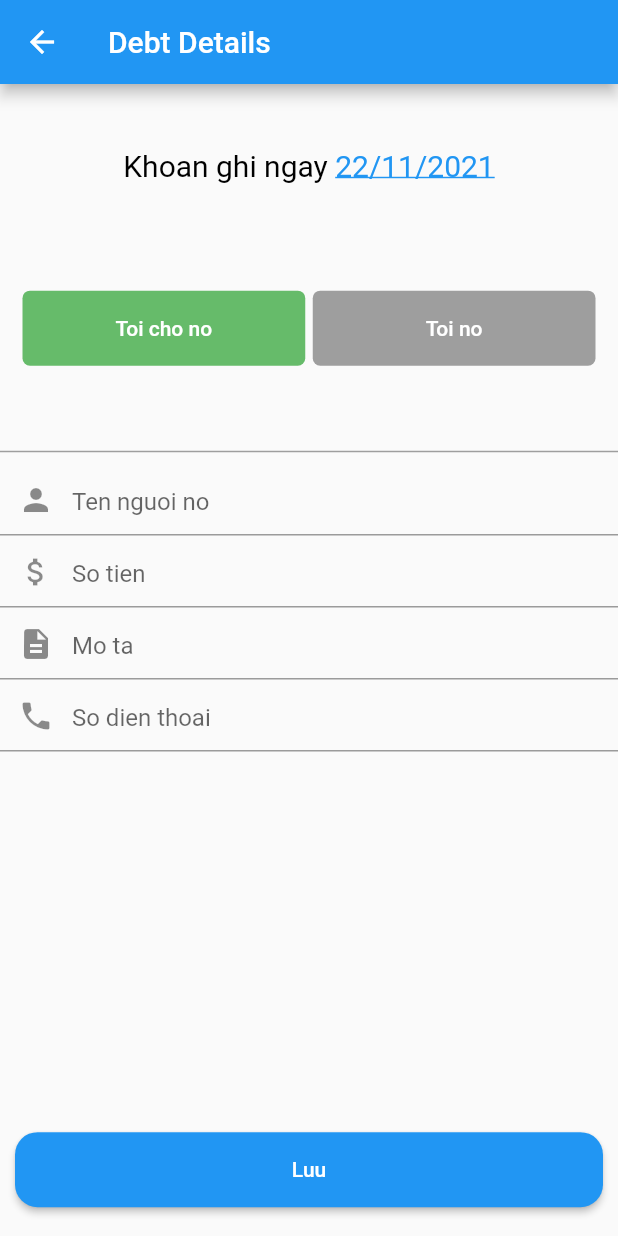
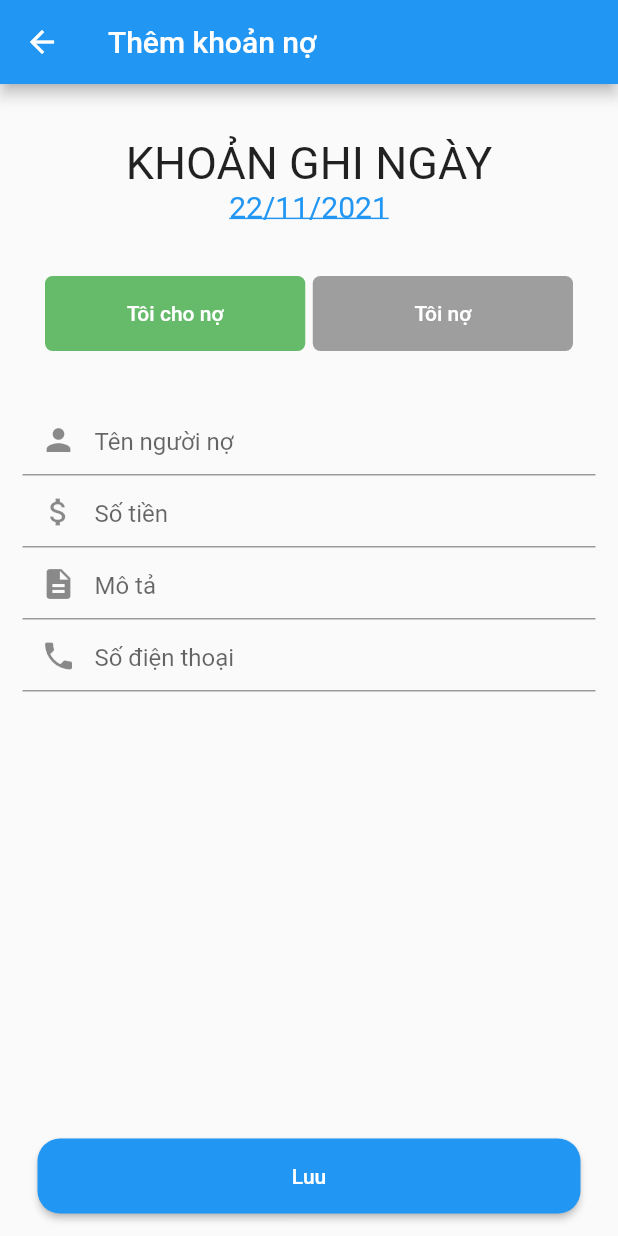
Before and after one commit to lenhatquang97/android-midterm, a Flutter app: the AddDebt screen opened by its route, on a phone screen of 412 x 824 dp. Run offline on Flutter 3.47's test engine with Material 2 defaults, Android fonts, the phone set to English and light mode, and no system bars; our stand-ins replace auto_route, cloud_firestore, dio, firebase_auth, firebase_core, flutter_secure_storage and 7 more; missing offline and left inert: flutter_polyline_points; accounts and stored records are empty.

Commit message:
fix add debt screen

```diff
--- a/lib/screens/add_debt.dart
+++ b/lib/screens/add_debt.dart
@@ -42,7 +42,7 @@ class _AddDebtState extends State<AddDebt> {
         appBar: AppBar(
           backgroundColor: Colors.blue,
           title: const Text(
-          "Debt Details",
+            "Thêm khoản nợ",
             style: TextStyle(color: Colors.white),
           ),
           leading: IconButton(
@@ -55,20 +55,20 @@ class _AddDebtState extends State<AddDebt> {
             },
           ),
         ),
-      body: Column(
+        body: Padding(
+          padding: const EdgeInsets.all(15.0),
+          child: Column(
             children: [
-          Expanded(
-            flex: 1,
-            child: Center(
+              Center(
                 child: Padding(
                     padding: const EdgeInsets.only(top: 20),
-                child: RichText(
+                    child: Column(children: [
+                      Text("KHOẢN GHI NGÀY", style: TextStyle(fontSize: 30)),
+                      RichText(
                         text: TextSpan(
-                      style: const TextStyle(color: Colors.black, fontSize: 16),
+                            style: const TextStyle(
+                                color: Colors.black, fontSize: 16),
                             children: [
-                        const TextSpan(
-                            text: "Khoan ghi ngay ",
-                            style: TextStyle(fontSize: 20)),
                               TextSpan(
                                 text: _date_time.day.toString() +
                                     "/" +
@@ -86,18 +86,16 @@ class _AddDebtState extends State<AddDebt> {
                                             initialDate: DateTime.now(),
                                             firstDate: DateTime(2001),
                                             lastDate: DateTime(2222))
-                                  .then((date) => {_set_date_time(date!)});
+                                        .then(
+                                            (date) => {_set_date_time(date!)});
                                   },
                               )
                             ]),
                       ),
-              ),
-            ),
+                    ])),
               ),
               const SizedBox(height: 30),
-          Expanded(
-            flex: 1,
-            child: Center(
+              Center(
                 child: Container(
                   height: 60,
                   margin: const EdgeInsets.fromLTRB(10, 0, 10, 0),
@@ -105,20 +103,21 @@ class _AddDebtState extends State<AddDebt> {
                     children: [
                       const SizedBox(width: 5),
                       Expanded(
-                      flex: 1,
                         child: ConstrainedBox(
-                        constraints: const BoxConstraints.tightFor(height: 50),
+                          constraints:
+                              const BoxConstraints.tightFor(height: 50),
                           child: ElevatedButton(
                             onPressed: _left_button_click,
                             child: const Text(
-                            'Toi cho no',
+                              'Tôi cho nợ',
                               style: TextStyle(color: Colors.white),
                             ),
                             style: ButtonStyle(
-                              shadowColor:
-                                  MaterialStateProperty.all(Colors.transparent),
+                                shadowColor: MaterialStateProperty.all(
+                                    Colors.transparent),
                                 backgroundColor: _button_index
-                                  ? MaterialStateProperty.all(Colors.green[400])
+                                    ? MaterialStateProperty.all(
+                                        Colors.green[400])
                                     : MaterialStateProperty.all(Colors.grey),
                                 shape: MaterialStateProperty.all<
                                         RoundedRectangleBorder>(
@@ -132,16 +131,17 @@ class _AddDebtState extends State<AddDebt> {
                       Expanded(
                         flex: 1,
                         child: ConstrainedBox(
-                        constraints: const BoxConstraints.tightFor(height: 50),
+                          constraints:
+                              const BoxConstraints.tightFor(height: 50),
                           child: ElevatedButton(
                             onPressed: _right_button_click,
                             child: const Text(
-                            "Toi no",
+                              "Tôi nợ",
                               style: TextStyle(color: Colors.white),
                             ),
                             style: ButtonStyle(
-                              shadowColor:
-                                  MaterialStateProperty.all(Colors.transparent),
+                                shadowColor: MaterialStateProperty.all(
+                                    Colors.transparent),
                                 backgroundColor: !_button_index
                                     ? MaterialStateProperty.all(Colors.red[400])
                                     : MaterialStateProperty.all(Colors.grey),
@@ -158,16 +158,10 @@ class _AddDebtState extends State<AddDebt> {
                   ),
                 ),
               ),
-          ),
               const SizedBox(height: 30),
               Expanded(
-            flex: 5,
                 child: Column(
                   children: [
-                const Divider(
-                  thickness: 1,
-                  color: Colors.grey,
-                ),
                     TextFormField(
                       validator: (value) {
                         if (value == null || value.isEmpty) {
@@ -177,31 +171,32 @@ class _AddDebtState extends State<AddDebt> {
                       },
                       textAlignVertical: const TextAlignVertical(y: 0.5),
                       decoration: InputDecoration(
-                      hintText: _button_index ? "Ten nguoi no" : "Ten chu no",
+                          hintText:
+                              _button_index ? "Tên người nợ" : "Tên chủ nợ",
                           prefixIcon: const Icon(Icons.person)),
                     ),
                     TextFormField(
                       textAlignVertical: const TextAlignVertical(y: 0.5),
                       decoration: const InputDecoration(
-                      hintText: 'So tien',
+                          hintText: 'Số tiền',
                           prefixIcon: Icon(Icons.attach_money)),
                     ),
                     TextFormField(
                       textAlignVertical: const TextAlignVertical(y: 0.5),
                       decoration: const InputDecoration(
-                      hintText: 'Mo ta', prefixIcon: Icon(Icons.description)),
+                          hintText: 'Mô tả',
+                          prefixIcon: Icon(Icons.description)),
                     ),
                     TextFormField(
                       textAlignVertical: const TextAlignVertical(y: 0.5),
                       decoration: const InputDecoration(
-                      hintText: 'So dien thoai', prefixIcon: Icon(Icons.phone)),
+                          hintText: 'Số điện thoại',
+                          prefixIcon: Icon(Icons.phone)),
                     ),
                   ],
                 ),
               ),
-          Expanded(
-            flex: 1,
-            child: Row(
+              Row(
                 children: [
                   const SizedBox(width: 10),
                   Expanded(
@@ -217,15 +212,15 @@ class _AddDebtState extends State<AddDebt> {
                               shape: MaterialStateProperty.all<
                                       RoundedRectangleBorder>(
                                   RoundedRectangleBorder(
-                                    borderRadius: BorderRadius.circular(15)))),
+                                      borderRadius:
+                                          BorderRadius.circular(15)))),
                         )),
                   ),
                   const SizedBox(width: 10),
                 ],
               ),
-          )
             ],
           ),
-    );
+        ));
   }
 }
```
Lines whose indentation alone changed are shown as unchanged.
